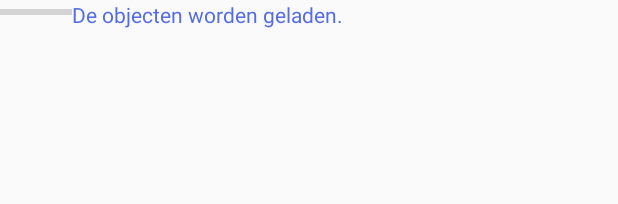
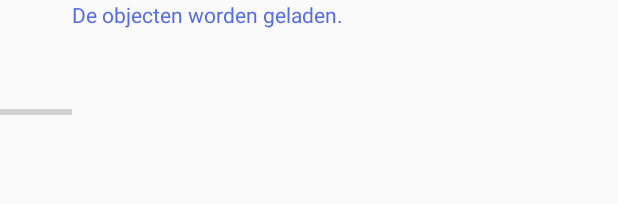
Before and after one commit to 0868307/Project78, an Android app: the layout progress_objects.xml on its own in the app's theme, with its tools: preview values and no code run, on a phone screen of 412 x 824 dp. Shown: the top 204 px of the screen. Run offline under Robolectric (Android 15) with nearby library versions, the phone set to English and light mode, and no system bars.

```diff
--- a/Mus3D/app/src/main/java/com/resist/mus3d/ar/Rajawali.java
+++ b/Mus3D/app/src/main/java/com/resist/mus3d/ar/Rajawali.java
@@ -66,7 +66,7 @@ public class Rajawali extends RajawaliActivity implements GpsActivity, SensorAct
 		addMinimap(rl, inflater);
 		progressBarGPS = inflater.inflate(R.layout.progress_gps, null);
 		progressBarObjects = inflater.inflate(R.layout.progress_objects, null);
-		progressBarObjects.setVisibility(View.GONE);
+		progressBarObjects.setVisibility(View.INVISIBLE);
 		rl.addView(progressBarGPS);
 		rl.addView(progressBarObjects);
 		mLayout.addView(rl);
@@ -117,9 +117,8 @@ public class Rajawali extends RajawaliActivity implements GpsActivity, SensorAct
 	}
 
 	public void onObjectsLoaded(boolean success) {
-		Log.d(Mus3D.LOG_TAG, "success: "+success);
 		if(success) {
-			progressBarObjects.setVisibility(View.GONE);
+			progressBarObjects.setVisibility(View.INVISIBLE);
 		}
 	}
 
--- a/Mus3D/app/src/main/res/layout/progress_objects.xml
+++ b/Mus3D/app/src/main/res/layout/progress_objects.xml
@@ -5,7 +5,7 @@
               android:layout_height="match_parent">
     <ProgressBar
         android:layout_width="wrap_content"
-        android:layout_height="wrap_content"
+        android:layout_height="150dp"
         style="?android:attr/progressBarStyleHorizontal"
         android:indeterminate="false"
         android:progress="0"
```
